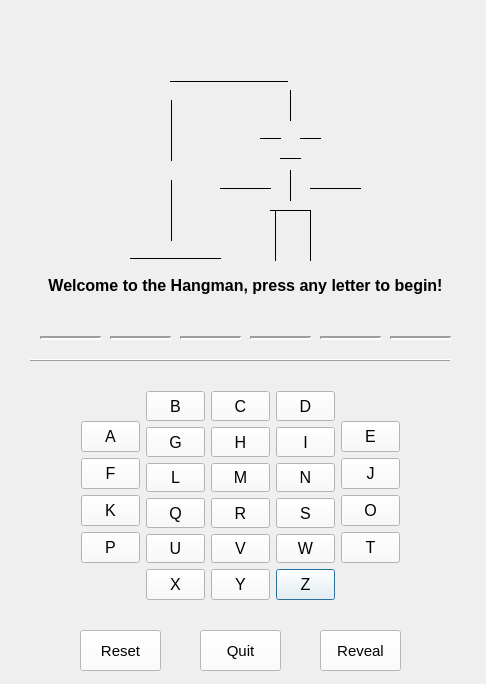
Old version of the form GamesApp/hangman.ui in the repository NoahMcKearney/Software-Team-Project.
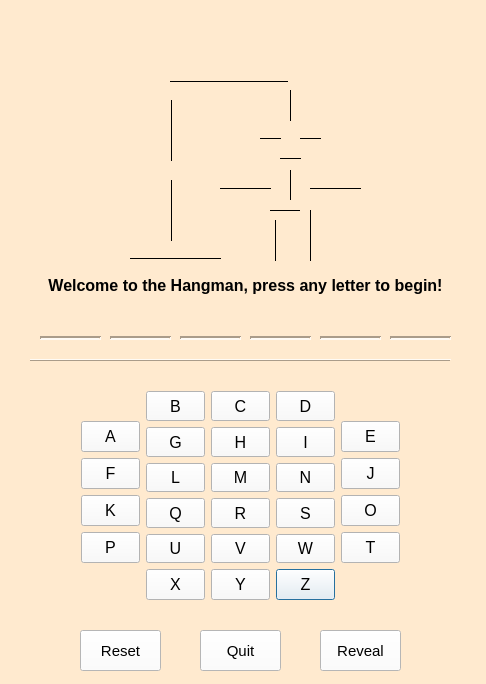
New version of the form.

Commit message: changed color of forms

The edit to the form file:
```diff
--- a/GamesApp/hangman.ui
+++ b/GamesApp/hangman.ui
@@ -16,6 +16,9 @@
   <property name="windowTitle">
    <string>hangman</string>
   </property>
+  <property name="styleSheet">
+   <string notr="true">background-color: rgb(255, 234, 207);</string>
+  </property>
   <widget class="QWidget" name="layoutWidget">
    <property name="geometry">
     <rect>
```
The commit also changes 6 other files.
